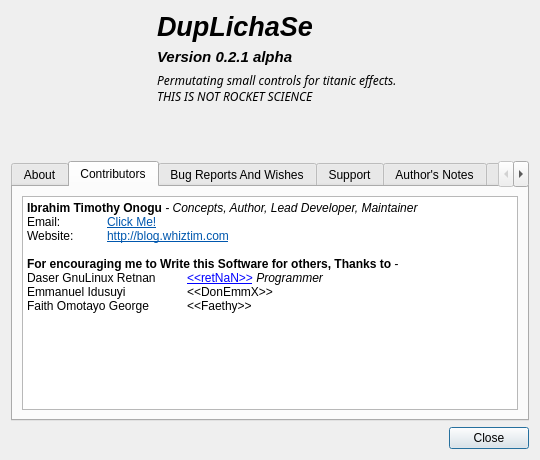
First picture: the form in dupscan/dialogs/aboutdialog.ui, repository WhiZTiM/duplichase, before the edit.
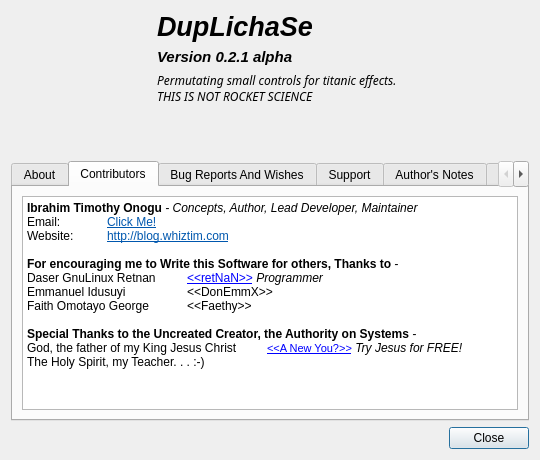
Second picture: the form after the edit. The open tabs and pages were chosen to show the change. Icons and pictures are not drawn.

Commit message: +A new Deletion Algorithm for DActionsListModel (Working) +Updated Contributors Information in AboutDialog +Improved FilterDialog useability (code cleanup needed though) +Size filter works perfectly +ResetModelView bug fixed +minor refactoring and code cleanup

The edit to the form file:
```diff
--- a/dupscan/dialogs/aboutdialog.ui
+++ b/dupscan/dialogs/aboutdialog.ui
@@ -161,12 +161,16 @@
           <string>&lt;!DOCTYPE HTML PUBLIC &quot;-//W3C//DTD HTML 4.0//EN&quot; &quot;http://www.w3.org/TR/REC-html40/strict.dtd&quot;&gt;
 &lt;html&gt;&lt;head&gt;&lt;meta name=&quot;qrichtext&quot; content=&quot;1&quot; /&gt;&lt;style type=&quot;text/css&quot;&gt;
 p, li { white-space: pre-wrap; }
-&lt;/style&gt;&lt;/head&gt;&lt;body style=&quot; font-family:'Ubuntu'; font-size:9pt; font-weight:400; font-style:normal;&quot;&gt;
-&lt;p style=&quot; margin-top:0px; margin-bottom:0px; margin-left:0px; margin-right:0px; -qt-block-indent:0; text-indent:0px;&quot;&gt;&lt;span style=&quot; font-weight:600;&quot;&gt;Ibrahim Timothy Onogu &lt;/span&gt;&lt;span style=&quot; font-style:italic;&quot;&gt;- Concepts, Author, Lead Developer, Maintainer&lt;/span&gt;&lt;br /&gt;Email:	&lt;a href=&quot;mailto:whiztim@outlook.com&quot;&gt;&lt;span style=&quot; text-decoration: underline; color:#0057ae;&quot;&gt;Click Me!&lt;br /&gt;&lt;/span&gt;&lt;/a&gt;Website:	&lt;a href=&quot;http://blog.whiztim.com&quot;&gt;&lt;span style=&quot; text-decoration: underline; color:#0057ae;&quot;&gt;http://blog.whiztim.com&lt;/span&gt;&lt;/a&gt;&lt;/p&gt;
-&lt;p style=&quot;-qt-paragraph-type:empty; margin-top:0px; margin-bottom:0px; margin-left:0px; margin-right:0px; -qt-block-indent:0; text-indent:0px; text-decoration: underline; color:#0057ae;&quot;&gt;&lt;br /&gt;&lt;/p&gt;
-&lt;p style=&quot; margin-top:0px; margin-bottom:0px; margin-left:0px; margin-right:0px; -qt-block-indent:0; text-indent:0px;&quot;&gt;&lt;span style=&quot; font-weight:600;&quot;&gt;For encouraging me to Write this Software for others, Thanks to &lt;/span&gt;&lt;span style=&quot; font-style:italic;&quot;&gt;-&lt;/span&gt;&lt;/p&gt;
-&lt;p style=&quot; margin-top:0px; margin-bottom:0px; margin-left:0px; margin-right:0px; -qt-block-indent:0; text-indent:0px;&quot;&gt;Daser GnuLinux Retnan 	&lt;a href=&quot;http://retnan.com&quot;&gt;&lt;span style=&quot; text-decoration: underline; color:#0000ff;&quot;&gt;&amp;lt;&amp;lt;retNaN&amp;gt;&amp;gt;&lt;/span&gt;&lt;/a&gt;&lt;span style=&quot; font-style:italic;&quot;&gt; Programmer&lt;/span&gt;&lt;/p&gt;
-&lt;p style=&quot; margin-top:0px; margin-bottom:0px; margin-left:0px; margin-right:0px; -qt-block-indent:0; text-indent:0px;&quot;&gt;Emmanuel Idusuyi	&amp;lt;&amp;lt;DonEmmX&amp;gt;&amp;gt;&lt;br /&gt;Faith Omotayo George	&amp;lt;&amp;lt;Faethy&amp;gt;&amp;gt;  &lt;/p&gt;&lt;/body&gt;&lt;/html&gt;</string>
+&lt;/style&gt;&lt;/head&gt;&lt;body style=&quot; font-family:'MS Shell Dlg 2'; font-size:8.25pt; font-weight:400; font-style:normal;&quot;&gt;
+&lt;p style=&quot; margin-top:0px; margin-bottom:0px; margin-left:0px; margin-right:0px; -qt-block-indent:0; text-indent:0px;&quot;&gt;&lt;span style=&quot; font-family:'Ubuntu'; font-size:9pt; font-weight:600;&quot;&gt;Ibrahim Timothy Onogu &lt;/span&gt;&lt;span style=&quot; font-family:'Ubuntu'; font-size:9pt; font-style:italic;&quot;&gt;- Concepts, Author, Lead Developer, Maintainer&lt;/span&gt;&lt;span style=&quot; font-family:'Ubuntu'; font-size:9pt;&quot;&gt;&lt;br /&gt;Email:	&lt;/span&gt;&lt;a href=&quot;mailto:whiztim@outlook.com&quot;&gt;&lt;span style=&quot; font-family:'Ubuntu'; font-size:9pt; text-decoration: underline; color:#0057ae;&quot;&gt;Click Me!&lt;br /&gt;&lt;/span&gt;&lt;/a&gt;&lt;span style=&quot; font-family:'Ubuntu'; font-size:9pt;&quot;&gt;Website:	&lt;/span&gt;&lt;a href=&quot;http://blog.whiztim.com&quot;&gt;&lt;span style=&quot; font-family:'Ubuntu'; font-size:9pt; text-decoration: underline; color:#0057ae;&quot;&gt;http://blog.whiztim.com&lt;/span&gt;&lt;/a&gt;&lt;/p&gt;
+&lt;p style=&quot;-qt-paragraph-type:empty; margin-top:0px; margin-bottom:0px; margin-left:0px; margin-right:0px; -qt-block-indent:0; text-indent:0px; font-family:'Ubuntu'; font-size:9pt; text-decoration: underline; color:#0057ae;&quot;&gt;&lt;br /&gt;&lt;/p&gt;
+&lt;p style=&quot; margin-top:0px; margin-bottom:0px; margin-left:0px; margin-right:0px; -qt-block-indent:0; text-indent:0px;&quot;&gt;&lt;span style=&quot; font-family:'Ubuntu'; font-size:9pt; font-weight:600;&quot;&gt;For encouraging me to Write this Software for others, Thanks to &lt;/span&gt;&lt;span style=&quot; font-family:'Ubuntu'; font-size:9pt; font-style:italic;&quot;&gt;-&lt;/span&gt;&lt;/p&gt;
+&lt;p style=&quot; margin-top:0px; margin-bottom:0px; margin-left:0px; margin-right:0px; -qt-block-indent:0; text-indent:0px;&quot;&gt;&lt;span style=&quot; font-family:'Ubuntu'; font-size:9pt;&quot;&gt;Daser GnuLinux Retnan 	&lt;/span&gt;&lt;a href=&quot;http://retnan.com&quot;&gt;&lt;span style=&quot; font-family:'Ubuntu'; font-size:9pt; text-decoration: underline; color:#0000ff;&quot;&gt;&amp;lt;&amp;lt;retNaN&amp;gt;&amp;gt;&lt;/span&gt;&lt;/a&gt;&lt;span style=&quot; font-family:'Ubuntu'; font-size:9pt; font-style:italic;&quot;&gt; Programmer&lt;/span&gt;&lt;/p&gt;
+&lt;p style=&quot; margin-top:0px; margin-bottom:0px; margin-left:0px; margin-right:0px; -qt-block-indent:0; text-indent:0px;&quot;&gt;&lt;span style=&quot; font-family:'Ubuntu'; font-size:9pt;&quot;&gt;Emmanuel Idusuyi	&amp;lt;&amp;lt;DonEmmX&amp;gt;&amp;gt;&lt;br /&gt;Faith Omotayo George	&amp;lt;&amp;lt;Faethy&amp;gt;&amp;gt;  &lt;/span&gt;&lt;/p&gt;
+&lt;p style=&quot;-qt-paragraph-type:empty; margin-top:0px; margin-bottom:0px; margin-left:0px; margin-right:0px; -qt-block-indent:0; text-indent:0px; font-family:'Ubuntu'; font-size:9pt;&quot;&gt;&lt;br /&gt;&lt;/p&gt;
+&lt;p style=&quot; margin-top:0px; margin-bottom:0px; margin-left:0px; margin-right:0px; -qt-block-indent:0; text-indent:0px;&quot;&gt;&lt;span style=&quot; font-family:'Ubuntu'; font-size:9pt; font-weight:600;&quot;&gt;Special Thanks to the Uncreated Creator, the Authority on Systems &lt;/span&gt;&lt;span style=&quot; font-family:'Ubuntu'; font-size:9pt; font-style:italic;&quot;&gt;-&lt;/span&gt;&lt;/p&gt;
+&lt;p style=&quot; margin-top:0px; margin-bottom:0px; margin-left:0px; margin-right:0px; -qt-block-indent:0; text-indent:0px;&quot;&gt;&lt;span style=&quot; font-family:'Ubuntu'; font-size:9pt;&quot;&gt;God, the father of my King Jesus Christ  	&lt;/span&gt;&lt;a href=&quot;http://christianity.about.com/od/newchristians/p/becomechristian.htm&quot;&gt;&lt;span style=&quot; font-size:8pt; text-decoration: underline; color:#0000ff;&quot;&gt;&amp;lt;&amp;lt;A New You?&amp;gt;&amp;gt;&lt;/span&gt;&lt;/a&gt;&lt;span style=&quot; font-family:'Ubuntu'; font-size:9pt; font-style:italic;&quot;&gt; Try Jesus for FREE!&lt;/span&gt;&lt;/p&gt;
+&lt;p style=&quot; margin-top:0px; margin-bottom:0px; margin-left:0px; margin-right:0px; -qt-block-indent:0; text-indent:0px;&quot;&gt;&lt;span style=&quot; font-family:'Ubuntu'; font-size:9pt;&quot;&gt;The Holy Spirit, my Teacher. . . :-)&lt;/span&gt;&lt;/p&gt;&lt;/body&gt;&lt;/html&gt;</string>
          </property>
          <property name="openExternalLinks">
           <bool>true</bool>
```
Left out of the diff: 6 changed lines with no effect on the pictures. The commit also changes 7 other files.
